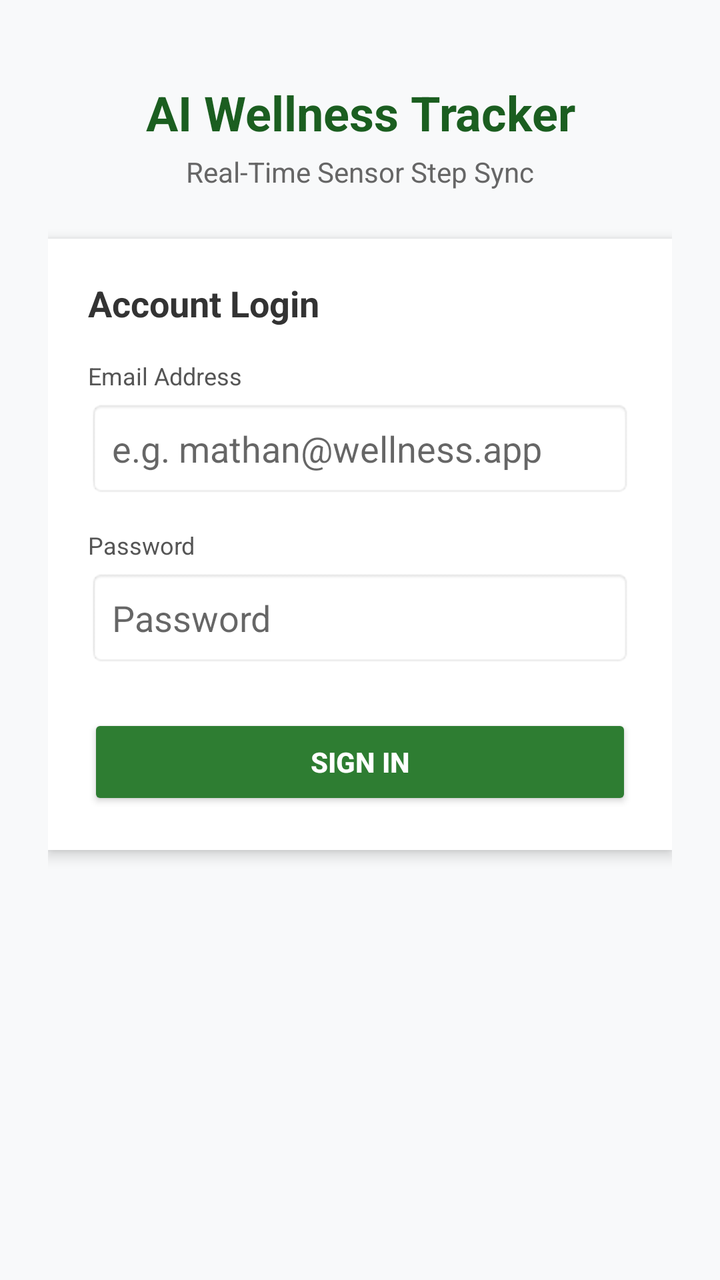
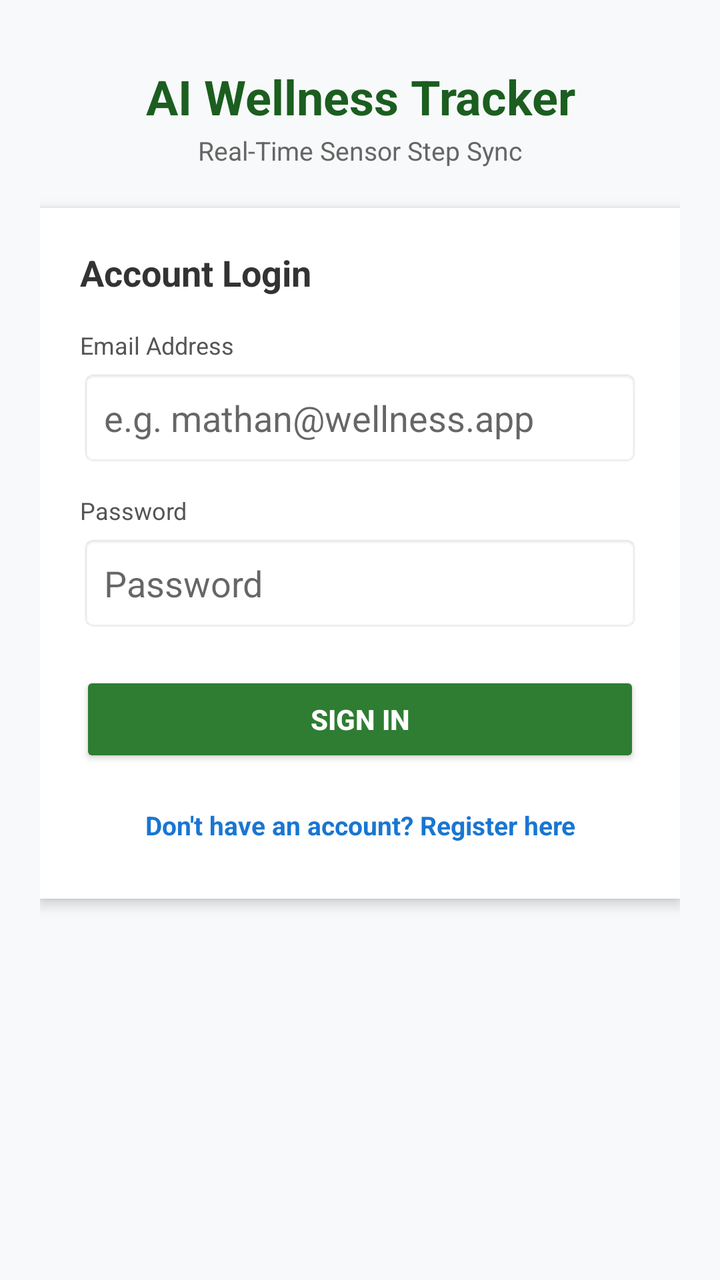

Two renders of the same Android screen: before a commit and after it. Below are the layout's source before the change and the commit's diff.
<!-- AndroidManifest.xml: application theme Theme.AppCompat.Light.DarkActionBar -->
<!-- res/layout/activity_main.xml -->
<?xml version="1.0" encoding="utf-8"?>
<ScrollView xmlns:android="http://schemas.android.com/apk/res/android"
    android:layout_width="match_parent"
    android:layout_height="match_parent"
    android:fillViewport="true"
    android:background="#F8F9FA">

    <LinearLayout
        android:layout_width="match_parent"
        android:layout_height="wrap_content"
        android:orientation="vertical"
        android:padding="24dp">

        
        <TextView
            android:layout_width="match_parent"
            android:layout_height="wrap_content"
            android:text="AI Wellness Tracker"
            android:textSize="24sp"
            android:textStyle="bold"
            android:textColor="#1B5E20"
            android:gravity="center_horizontal"
            android:layout_marginTop="16dp"
            android:layout_marginBottom="4dp"/>

        <TextView
            android:layout_width="match_parent"
            android:layout_height="wrap_content"
            android:text="Real-Time Sensor Step Sync"
            android:textSize="14sp"
            android:textColor="#666666"
            android:gravity="center_horizontal"
            android:layout_marginBottom="24dp"/>

        
        <LinearLayout
            android:id="@+id/loginContainer"
            android:layout_width="match_parent"
            android:layout_height="wrap_content"
            android:orientation="vertical"
            android:background="#FFFFFF"
            android:elevation="4dp"
            android:padding="20dp"
            android:visibility="visible">

            <TextView
                android:layout_width="match_parent"
                android:layout_height="wrap_content"
                android:text="Account Login"
                android:textSize="18sp"
                android:textStyle="bold"
                android:textColor="#333333"
                android:layout_marginBottom="16dp"/>

            <TextView
                android:layout_width="match_parent"
                android:layout_height="wrap_content"
                android:text="Email Address"
                android:textSize="12sp"
                android:textColor="#555555"
                android:layout_marginBottom="4dp"/>

            <EditText
                android:id="@+id/emailEditText"
                android:layout_width="match_parent"
                android:layout_height="wrap_content"
                android:hint="e.g. mathan@wellness.app"
                android:inputType="textEmailAddress"
                android:padding="12dp"
                android:background="@android:drawable/editbox_background"
                android:layout_marginBottom="16dp"/>

            <TextView
                android:layout_width="match_parent"
                android:layout_height="wrap_content"
                android:text="Password"
                android:textSize="12sp"
                android:textColor="#555555"
                android:layout_marginBottom="4dp"/>

            <EditText
                android:id="@+id/passwordEditText"
                android:layout_width="match_parent"
                android:layout_height="wrap_content"
                android:hint="Password"
                android:inputType="textPassword"
                android:padding="12dp"
                android:background="@android:drawable/editbox_background"
                android:layout_marginBottom="24dp"/>

            <Button
                android:id="@+id/loginButton"
                android:layout_width="match_parent"
                android:layout_height="wrap_content"
                android:text="SIGN IN"
                android:textStyle="bold"
                android:backgroundTint="#2E7D32"
                android:textColor="#FFFFFF"
                android:padding="14dp"/>

        </LinearLayout>

        
        <LinearLayout
            android:id="@+id/dashboardContainer"
            android:layout_width="match_parent"
            android:layout_height="wrap_content"
            android:orientation="vertical"
            android:visibility="gone">

            
            <LinearLayout
                android:layout_width="match_parent"
                android:layout_height="wrap_content"
                android:orientation="horizontal"
                android:gravity="center_vertical"
                android:layout_marginBottom="16dp">

                <TextView
                    android:id="@+id/userEmailTextView"
                    android:layout_width="0dp"
                    android:layout_height="wrap_content"
                    android:layout_weight="1"
                    android:text="Logged in as user"
                    android:textSize="14sp"
                    android:textStyle="bold"
                    android:textColor="#333333"/>

                <Button
                    android:id="@+id/logoutButton"
                    android:layout_width="wrap_content"
                    android:layout_height="wrap_content"
                    android:text="Logout"
                    android:textSize="12sp"
                    android:backgroundTint="#D32F2F"
                    android:textColor="#FFFFFF"/>
            </LinearLayout>

            
            <LinearLayout
                android:layout_width="match_parent"
                android:layout_height="wrap_content"
                android:orientation="vertical"
                android:gravity="center"
                android:background="#E8F5E9"
                android:padding="28dp"
                android:layout_marginBottom="16dp">

                <TextView
                    android:layout_width="wrap_content"
                    android:layout_height="wrap_content"
                    android:text="TODAY'S STEPS"
                    android:textSize="12sp"
                    android:textStyle="bold"
                    android:textColor="#2E7D32"
                    android:letterSpacing="0.1"/>

                <TextView
                    android:id="@+id/stepCountTextView"
                    android:layout_width="wrap_content"
                    android:layout_height="wrap_content"
                    android:text="0"
                    android:textSize="44sp"
                    android:textStyle="bold"
                    android:textColor="#1B5E20"
                    android:layout_marginVertical="8dp"/>

                <TextView
                    android:layout_width="wrap_content"
                    android:layout_height="wrap_content"
                    android:text="Health Connect Real-Time Sensor"
                    android:textSize="12sp"
                    android:textColor="#4CAF50"/>
            </LinearLayout>

            
            <LinearLayout
                android:layout_width="match_parent"
                android:layout_height="wrap_content"
                android:orientation="horizontal"
                android:layout_marginBottom="20dp">

                <LinearLayout
                    android:layout_width="0dp"
                    android:layout_height="wrap_content"
                    android:layout_weight="1"
                    android:orientation="vertical"
                    android:gravity="center"
                    android:background="#FFFFFF"
                    android:elevation="2dp"
                    android:padding="16dp"
                    android:layout_marginEnd="8dp">

                    <TextView
                        android:layout_width="wrap_content"
                        android:layout_height="wrap_content"
                        android:text="DISTANCE"
                        android:textSize="11sp"
                        android:textColor="#888888"/>

                    <TextView
                        android:id="@+id/distanceTextView"
                        android:layout_width="wrap_content"
                        android:layout_height="wrap_content"
                        android:text="0.0 km"
                        android:textSize="20sp"
                        android:textStyle="bold"
                        android:textColor="#333333"
                        android:layout_marginTop="4dp"/>
                </LinearLayout>

                <LinearLayout
                    android:layout_width="0dp"
                    android:layout_height="wrap_content"
                    android:layout_weight="1"
                    android:orientation="vertical"
                    android:gravity="center"
                    android:background="#FFFFFF"
                    android:elevation="2dp"
                    android:padding="16dp"
                    android:layout_marginStart="8dp">

                    <TextView
                        android:layout_width="wrap_content"
                        android:layout_height="wrap_content"
                        android:text="CALORIES"
                        android:textSize="11sp"
                        android:textColor="#888888"/>

                    <TextView
                        android:id="@+id/caloriesTextView"
                        android:layout_width="wrap_content"
                        android:layout_height="wrap_content"
                        android:text="0 kcal"
                        android:textSize="20sp"
                        android:textStyle="bold"
                        android:textColor="#333333"
                        android:layout_marginTop="4dp"/>
                </LinearLayout>

            </LinearLayout>

            
            <Button
                android:id="@+id/permissionButton"
                android:layout_width="match_parent"
                android:layout_height="wrap_content"
                android:text="Grant Health Connect Permissions"
                android:backgroundTint="#F57C00"
                android:textColor="#FFFFFF"
                android:visibility="gone"
                android:layout_marginBottom="16dp"/>

            
            <TextView
                android:id="@+id/statusTextView"
                android:layout_width="match_parent"
                android:layout_height="wrap_content"
                android:text="Status: Syncing with cloud automatically..."
                android:textSize="13sp"
                android:textColor="#666666"
                android:gravity="center_horizontal"/>

        </LinearLayout>

    </LinearLayout>
</ScrollView>
<!-- resources referenced by this layout -->
<resources>

</resources>

<!-- the commit's change to res/layout/activity_main.xml (unified diff, before → after) -->
@@ -9,7 +9,7 @@
         android:layout_width="match_parent"
         android:layout_height="wrap_content"
         android:orientation="vertical"
-        android:padding="24dp">
+        android:padding="20dp">
 
         
         <TextView
@@ -20,17 +20,17 @@
             android:textStyle="bold"
             android:textColor="#1B5E20"
             android:gravity="center_horizontal"
-            android:layout_marginTop="16dp"
-            android:layout_marginBottom="4dp"/>
+            android:layout_marginTop="12dp"
+            android:layout_marginBottom="2dp"/>
 
         <TextView
             android:layout_width="match_parent"
             android:layout_height="wrap_content"
             android:text="Real-Time Sensor Step Sync"
-            android:textSize="14sp"
+            android:textSize="13sp"
             android:textColor="#666666"
             android:gravity="center_horizontal"
-            android:layout_marginBottom="24dp"/>
+            android:layout_marginBottom="20dp"/>
 
         
         <LinearLayout
@@ -44,6 +44,7 @@
             android:visibility="visible">
 
             <TextView
+                android:id="@+id/authTitleTextView"
                 android:layout_width="match_parent"
                 android:layout_height="wrap_content"
                 android:text="Account Login"
@@ -52,6 +53,28 @@
                 android:textColor="#333333"
                 android:layout_marginBottom="16dp"/>
 
+            
+            <TextView
+                android:id="@+id/fullNameLabelTextView"
+                android:layout_width="match_parent"
+                android:layout_height="wrap_content"
+                android:text="Full Name"
+                android:textSize="12sp"
+                android:textColor="#555555"
+                android:visibility="gone"
+                android:layout_marginBottom="4dp"/>
+
+            <EditText
+                android:id="@+id/fullNameEditText"
+                android:layout_width="match_parent"
+                android:layout_height="wrap_content"
+                android:hint="e.g. Mathan R"
+                android:inputType="textPersonName"
+                android:padding="12dp"
+                android:background="@android:drawable/editbox_background"
+                android:visibility="gone"
+                android:layout_marginBottom="14dp"/>
+
             <TextView
                 android:layout_width="match_parent"
                 android:layout_height="wrap_content"
@@ -68,7 +91,7 @@
                 android:inputType="textEmailAddress"
                 android:padding="12dp"
                 android:background="@android:drawable/editbox_background"
-                android:layout_marginBottom="16dp"/>
+                android:layout_marginBottom="14dp"/>
 
             <TextView
                 android:layout_width="match_parent"
@@ -86,7 +109,7 @@
                 android:inputType="textPassword"
                 android:padding="12dp"
                 android:background="@android:drawable/editbox_background"
-                android:layout_marginBottom="24dp"/>
+                android:layout_marginBottom="20dp"/>
 
             <Button
                 android:id="@+id/loginButton"
@@ -96,7 +119,19 @@
                 android:textStyle="bold"
                 android:backgroundTint="#2E7D32"
                 android:textColor="#FFFFFF"
-                android:padding="14dp"/>
+                android:padding="14dp"
+                android:layout_marginBottom="12dp"/>
+
+            <TextView
+                android:id="@+id/toggleRegisterTextView"
+                android:layout_width="match_parent"
+                android:layout_height="wrap_content"
+                android:text="Don't have an account? Register here"
+                android:textSize="13sp"
+                android:textColor="#1976D2"
+                android:textStyle="bold"
+                android:gravity="center"
+                android:padding="8dp"/>
 
         </LinearLayout>
 
@@ -138,12 +173,59 @@
 
             
             <LinearLayout
+                android:id="@+id/aiSuggestionCard"
+                android:layout_width="match_parent"
+                android:layout_height="wrap_content"
+                android:orientation="vertical"
+                android:background="#FFF3E0"
+                android:elevation="3dp"
+                android:padding="16dp"
+                android:visibility="gone"
+                android:layout_marginBottom="16dp">
+
+                <LinearLayout
+                    android:layout_width="match_parent"
+                    android:layout_height="wrap_content"
+                    android:orientation="horizontal"
+                    android:gravity="center_vertical"
+                    android:layout_marginBottom="6dp">
+
+                    <TextView
+                        android:layout_width="0dp"
+                        android:layout_height="wrap_content"
+                        android:layout_weight="1"
+                        android:text="⚡ AI INACTIVITY SUGGESTION"
+                        android:textSize="13sp"
+                        android:textStyle="bold"
+                        android:textColor="#E65100"/>
+
+                    <TextView
+                        android:id="@+id/aiSuggestionTimeTextView"
+                        android:layout_width="wrap_content"
+                        android:layout_height="wrap_content"
+                        android:text="Just now"
+                        android:textSize="11sp"
+                        android:textColor="#8D6E63"/>
+                </LinearLayout>
+
+                <TextView
+                    android:id="@+id/aiSuggestionTextView"
+                    android:layout_width="match_parent"
+                    android:layout_height="wrap_content"
+                    android:text="Take a 5-minute walk and try some light shoulder rotations and neck stretches!"
+                    android:textSize="14sp"
+                    android:textColor="#3E2723"
+                    android:lineSpacingExtra="2dp"/>
+            </LinearLayout>
+
+            
+            <LinearLayout
                 android:layout_width="match_parent"
                 android:layout_height="wrap_content"
                 android:orientation="vertical"
                 android:gravity="center"
                 android:background="#E8F5E9"
-                android:padding="28dp"
+                android:padding="24dp"
                 android:layout_marginBottom="16dp">
 
                 <TextView
@@ -163,7 +245,7 @@
                     android:textSize="44sp"
                     android:textStyle="bold"
                     android:textColor="#1B5E20"
-                    android:layout_marginVertical="8dp"/>
+                    android:layout_marginVertical="6dp"/>
 
                 <TextView
                     android:layout_width="wrap_content"
@@ -178,7 +260,7 @@
                 android:layout_width="match_parent"
                 android:layout_height="wrap_content"
                 android:orientation="horizontal"
-                android:layout_marginBottom="20dp">
+                android:layout_marginBottom="16dp">
 
                 <LinearLayout
                     android:layout_width="0dp"
@@ -188,8 +270,8 @@
                     android:gravity="center"
                     android:background="#FFFFFF"
                     android:elevation="2dp"
-                    android:padding="16dp"
-                    android:layout_marginEnd="8dp">
+                    android:padding="14dp"
+                    android:layout_marginEnd="6dp">
 
                     <TextView
                         android:layout_width="wrap_content"
@@ -203,7 +285,7 @@
                         android:layout_width="wrap_content"
                         android:layout_height="wrap_content"
                         android:text="0.0 km"
-                        android:textSize="20sp"
+                        android:textSize="18sp"
                         android:textStyle="bold"
                         android:textColor="#333333"
                         android:layout_marginTop="4dp"/>
@@ -217,8 +299,8 @@
                     android:gravity="center"
                     android:background="#FFFFFF"
                     android:elevation="2dp"
-                    android:padding="16dp"
-                    android:layout_marginStart="8dp">
+                    android:padding="14dp"
+                    android:layout_marginStart="6dp">
 
                     <TextView
                         android:layout_width="wrap_content"
@@ -232,12 +314,95 @@
                         android:layout_width="wrap_content"
                         android:layout_height="wrap_content"
                         android:text="0 kcal"
-                        android:textSize="20sp"
+                        android:textSize="18sp"
                         android:textStyle="bold"
                         android:textColor="#333333"
                         android:layout_marginTop="4dp"/>
                 </LinearLayout>
-
+            </LinearLayout>
+
+            
+            <LinearLayout
+                android:layout_width="match_parent"
+                android:layout_height="wrap_content"
+                android:orientation="vertical"
+                android:background="#FFFFFF"
+                android:elevation="3dp"
+                android:padding="16dp"
+                android:layout_marginBottom="16dp">
+
+                <TextView
+                    android:layout_width="match_parent"
+                    android:layout_height="wrap_content"
+                    android:text="🏆 ACTIVE STEP CHALLENGE"
+                    android:textSize="13sp"
+                    android:textStyle="bold"
+                    android:textColor="#EF6C00"
+                    android:layout_marginBottom="8dp"/>
+
+                <TextView
+                    android:id="@+id/challengeTitleTextView"
+                    android:layout_width="match_parent"
+                    android:layout_height="wrap_content"
+                    android:text="Daily 10,000 Steps Challenge"
+                    android:textSize="15sp"
+                    android:textStyle="bold"
+                    android:textColor="#333333"
+                    android:layout_marginBottom="6dp"/>
+
+                <ProgressBar
+                    android:id="@+id/challengeProgressBar"
+                    style="?android:attr/progressBarStyleHorizontal"
+                    android:layout_width="match_parent"
+                    android:layout_height="12dp"
+                    android:max="10000"
+                    android:progress="0"
+                    android:progressTint="#4CAF50"
+                    android:layout_marginBottom="6dp"/>
+
+                <TextView
+                    android:id="@+id/challengeStatusTextView"
+                    android:layout_width="match_parent"
+                    android:layout_height="wrap_content"
+                    android:text="0 / 10,000 Steps (0%)"
+                    android:textSize="12sp"
+                    android:textColor="#666666"/>
+            </LinearLayout>
+
+            
+            <LinearLayout
+                android:layout_width="match_parent"
+                android:layout_height="wrap_content"
+                android:orientation="vertical"
+                android:background="#FFFFFF"
+                android:elevation="3dp"
+                android:padding="16dp"
+                android:layout_marginBottom="16dp">
+
+                <TextView
+                    android:layout_width="match_parent"
+                    android:layout_height="wrap_content"
+                    android:text="🥇 LIVE TEAM LEADERBOARD (ALPHA SQUAD)"
+                    android:textSize="13sp"
+                    android:textStyle="bold"
+                    android:textColor="#1565C0"
+                    android:layout_marginBottom="10dp"/>
+
+                
+                <LinearLayout
+                    android:id="@+id/leaderboardContainer"
+                    android:layout_width="match_parent"
+                    android:layout_height="wrap_content"
+                    android:orientation="vertical">
+
+                    <TextView
+                        android:layout_width="match_parent"
+                        android:layout_height="wrap_content"
+                        android:text="Loading team leaderboard..."
+                        android:textSize="13sp"
+                        android:textColor="#888888"
+                        android:padding="8dp"/>
+                </LinearLayout>
             </LinearLayout>
 
             
@@ -259,7 +424,8 @@
                 android:text="Status: Syncing with cloud automatically..."
                 android:textSize="13sp"
                 android:textColor="#666666"
-                android:gravity="center_horizontal"/>
+                android:gravity="center_horizontal"
+                android:layout_marginBottom="16dp"/>
 
         </LinearLayout>
 
